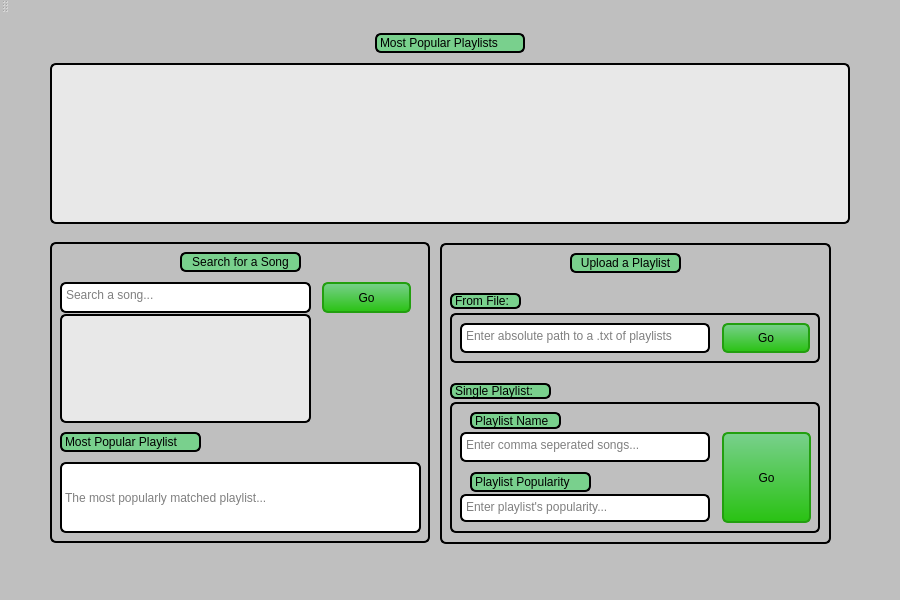
Before: the Qt Designer form Playlist/mainwindow.ui in pvelarde/playlist, drawn with Qt 5.
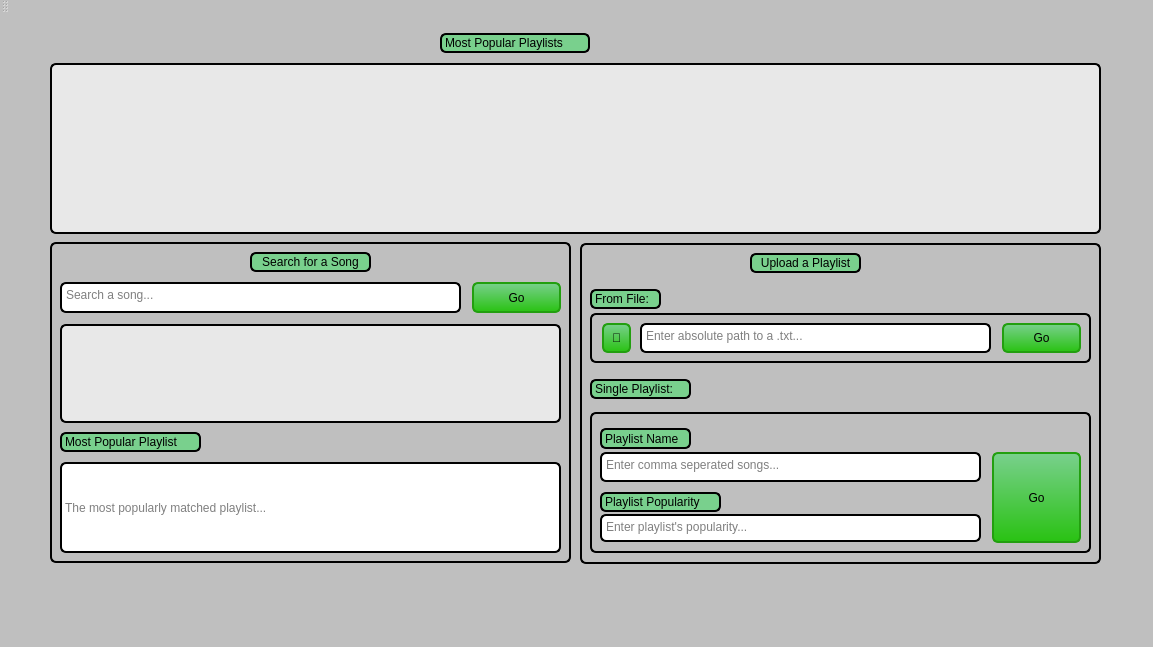
After: the same form once the commit is applied.

Diff of the .ui file:
```diff
--- a/Playlist/mainwindow.ui
+++ b/Playlist/mainwindow.ui
@@ -6,8 +6,8 @@
    <rect>
     <x>0</x>
     <y>0</y>
-    <width>900</width>
-    <height>600</height>
+    <width>1153</width>
+    <height>647</height>
    </rect>
   </property>
   <property name="windowTitle">
@@ -73,8 +73,8 @@
      <rect>
       <x>50</x>
       <y>50</y>
-      <width>800</width>
-      <height>161</height>
+      <width>1051</width>
+      <height>171</height>
      </rect>
     </property>
     <property name="styleSheet">
@@ -84,7 +84,7 @@
    <widget class="QLabel" name="label">
     <property name="geometry">
      <rect>
-      <x>375</x>
+      <x>440</x>
       <y>20</y>
       <width>150</width>
       <height>20</height>
@@ -99,8 +99,8 @@
      <rect>
       <x>50</x>
       <y>229</y>
-      <width>380</width>
-      <height>301</height>
+      <width>521</width>
+      <height>321</height>
      </rect>
     </property>
     <property name="styleSheet">
@@ -117,7 +117,7 @@
       <rect>
        <x>10</x>
        <y>40</y>
-       <width>251</width>
+       <width>401</width>
        <height>31</height>
       </rect>
      </property>
@@ -128,7 +128,7 @@
     <widget class="QPushButton" name="pushButton">
      <property name="geometry">
       <rect>
-       <x>270</x>
+       <x>420</x>
        <y>40</y>
        <width>91</width>
        <height>31</height>
@@ -142,9 +142,9 @@
      <property name="geometry">
       <rect>
        <x>10</x>
-       <y>70</y>
-       <width>251</width>
-       <height>111</height>
+       <y>80</y>
+       <width>501</width>
+       <height>101</height>
       </rect>
      </property>
      <property name="styleSheet">
@@ -167,7 +167,7 @@
     <widget class="QLabel" name="label_3">
      <property name="geometry">
       <rect>
-       <x>130</x>
+       <x>200</x>
        <y>10</y>
        <width>121</width>
        <height>20</height>
@@ -185,8 +185,8 @@
       <rect>
        <x>10</x>
        <y>220</y>
-       <width>361</width>
-       <height>71</height>
+       <width>501</width>
+       <height>91</height>
       </rect>
      </property>
      <property name="styleSheet">
@@ -213,10 +213,10 @@
    <widget class="QFrame" name="uploadFrame">
     <property name="geometry">
      <rect>
-      <x>440</x>
+      <x>580</x>
       <y>230</y>
-      <width>391</width>
-      <height>301</height>
+      <width>521</width>
+      <height>321</height>
      </rect>
     </property>
     <property name="frameShape">
@@ -230,7 +230,7 @@
       <rect>
        <x>10</x>
        <y>70</y>
-       <width>370</width>
+       <width>501</width>
        <height>50</height>
       </rect>
      </property>
@@ -243,9 +243,9 @@
      <widget class="QPushButton" name="pushButton_2">
       <property name="geometry">
        <rect>
-        <x>270</x>
+        <x>410</x>
         <y>10</y>
-        <width>90</width>
+        <width>81</width>
         <height>30</height>
        </rect>
       </property>
@@ -256,9 +256,9 @@
      <widget class="QTextEdit" name="textEdit_2">
       <property name="geometry">
        <rect>
-        <x>10</x>
+        <x>50</x>
         <y>10</y>
-        <width>250</width>
+        <width>351</width>
         <height>30</height>
        </rect>
       </property>
@@ -266,7 +266,23 @@
        <string notr="true"/>
       </property>
       <property name="placeholderText">
-       <string>Enter absolute path to a .txt of playlists</string>
+       <string>Enter absolute path to a .txt...</string>
+      </property>
+     </widget>
+     <widget class="QPushButton" name="pushButton_4">
+      <property name="geometry">
+       <rect>
+        <x>10</x>
+        <y>10</y>
+        <width>31</width>
+        <height>30</height>
+       </rect>
+      </property>
+      <property name="styleSheet">
+       <string notr="true"/>
+      </property>
+      <property name="text">
+       <string>🔼</string>
       </property>
      </widget>
     </widget>
@@ -274,9 +290,9 @@
      <property name="geometry">
       <rect>
        <x>10</x>
-       <y>159</y>
-       <width>370</width>
-       <height>131</height>
+       <y>169</y>
+       <width>501</width>
+       <height>141</height>
       </rect>
      </property>
      <property name="frameShape">
@@ -289,8 +305,8 @@
       <property name="geometry">
        <rect>
         <x>10</x>
-        <y>30</y>
-        <width>250</width>
+        <y>40</y>
+        <width>381</width>
         <height>30</height>
        </rect>
       </property>
@@ -305,8 +321,8 @@
       <property name="geometry">
        <rect>
         <x>10</x>
-        <y>90</y>
-        <width>250</width>
+        <y>100</y>
+        <width>381</width>
         <height>30</height>
        </rect>
       </property>
@@ -321,8 +337,8 @@
      <widget class="QPushButton" name="pushButton_3">
       <property name="geometry">
        <rect>
-        <x>270</x>
-        <y>30</y>
+        <x>400</x>
+        <y>40</y>
         <width>91</width>
         <height>91</height>
        </rect>
@@ -334,10 +350,10 @@
      <widget class="QLabel" name="label_7">
       <property name="geometry">
        <rect>
-        <x>20</x>
-        <y>10</y>
+        <x>10</x>
+        <y>16</y>
         <width>91</width>
-        <height>17</height>
+        <height>21</height>
        </rect>
       </property>
       <property name="text">
@@ -347,8 +363,8 @@
      <widget class="QLabel" name="label_8">
       <property name="geometry">
        <rect>
-        <x>20</x>
-        <y>70</y>
+        <x>10</x>
+        <y>80</y>
         <width>121</width>
         <height>20</height>
        </rect>
@@ -362,9 +378,9 @@
      <property name="geometry">
       <rect>
        <x>10</x>
-       <y>50</y>
+       <y>46</y>
        <width>71</width>
-       <height>16</height>
+       <height>20</height>
       </rect>
      </property>
      <property name="text">
@@ -375,9 +391,9 @@
      <property name="geometry">
       <rect>
        <x>10</x>
-       <y>140</y>
+       <y>136</y>
        <width>101</width>
-       <height>16</height>
+       <height>20</height>
       </rect>
      </property>
      <property name="text">
@@ -387,7 +403,7 @@
     <widget class="QLabel" name="label_4">
      <property name="geometry">
       <rect>
-       <x>130</x>
+       <x>170</x>
        <y>10</y>
        <width>111</width>
        <height>20</height>
```
Left out of the diff: 12 changed lines with no effect on the pictures.
